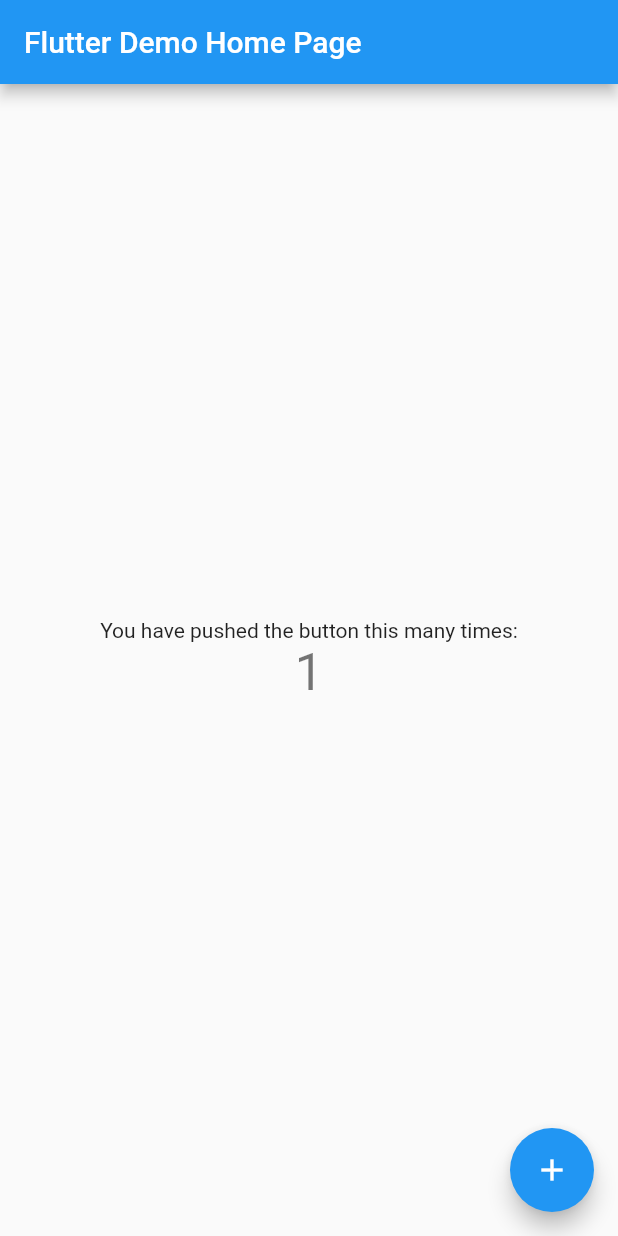
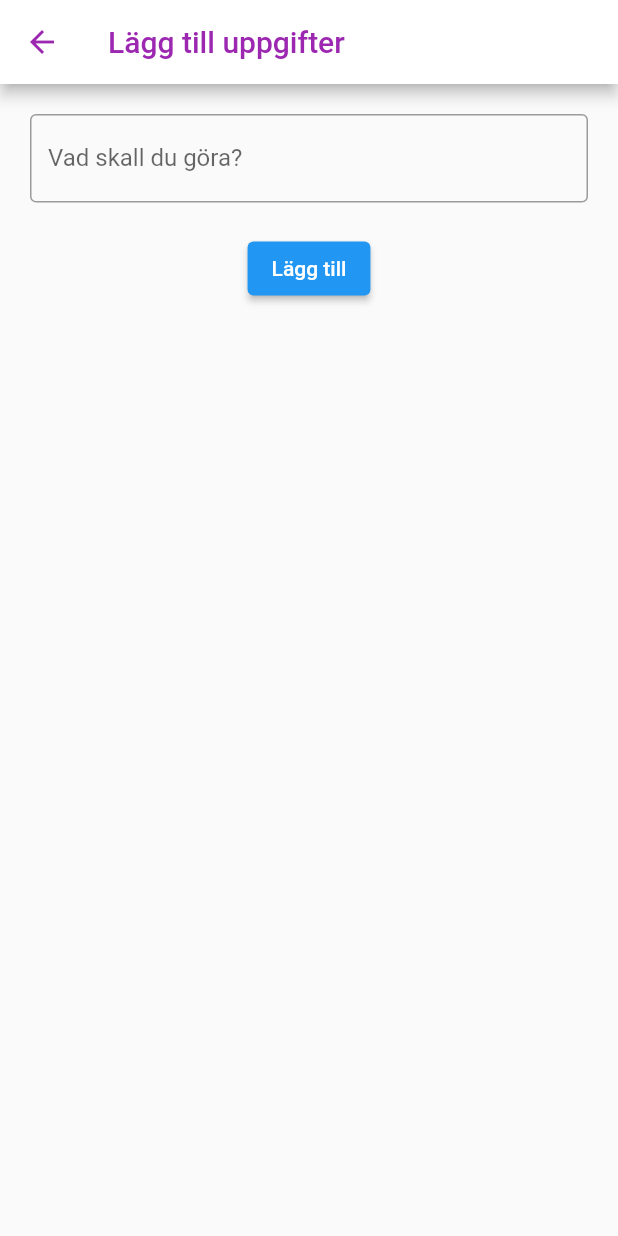
Before and after one commit to gu-tig169-ht21/gussunjoaq, a Flutter app: the screen it shows after launch, after a tap on the "add" icon, on a phone screen of 412 x 824 dp. Run offline on Flutter 3.47's test engine with Material 2 defaults, Android fonts, the phone set to English and light mode, and no system bars.

Commit message:
commit steg1

```diff
--- a/lib/main.dart
+++ b/lib/main.dart
@@ -1,115 +1,136 @@
 import 'package:flutter/material.dart';
 
-void main() {
-  runApp(const MyApp());
+final _lista = <String>[];
+final List<String> _saved = <String>[];
+
+void main() => runApp(const MaterialApp(home: StartSidan()));
+
+class StartSidan extends StatefulWidget {
+  const StartSidan({Key? key}) : super(key: key);
+
+  @override
+  _StartSidanState createState() => _StartSidanState();
 }
 
-class MyApp extends StatelessWidget {
-  const MyApp({Key? key}) : super(key: key);
-
-  // This widget is the root of your application.
+//--------------Första sidan!!!
+class _StartSidanState extends State<StartSidan> {
   @override
   Widget build(BuildContext context) {
-    return MaterialApp(
-      title: 'Flutter Demo',
-      theme: ThemeData(
-        // This is the theme of your application.
-        //
-        // Try running your application with "flutter run". You'll see the
-        // application has a blue toolbar. Then, without quitting the app, try
-        // changing the primarySwatch below to Colors.green and then invoke
-        // "hot reload" (press "r" in the console where you ran "flutter run",
-        // or simply save your changes to "hot reload" in a Flutter IDE).
-        // Notice that the counter didn't reset back to zero; the application
-        // is not restarted.
-        primarySwatch: Colors.blue,
+    return Scaffold(
+      appBar: AppBar(
+        title: const Text('TIG169 Att göra'),
+        backgroundColor: Colors.white,
+        foregroundColor: Colors.purple,
       ),
-      home: const MyHomePage(title: 'Flutter Demo Home Page'),
+      body: lista(),
+      floatingActionButton: FloatingActionButton(
+        //navigator till andra sidan
+        child: const Icon(Icons.add),
+        onPressed: () {
+          Navigator.push(
+            context,
+            MaterialPageRoute(builder: (context) => const AndraSidan()),
+          ).then(
+            (value) => setState(() {}),
+          );
+        },
+      ),
     );
+  }
+
+  Widget byggRad(String pair) {
+    final alreadySaved = _saved.contains(pair);
+    return ListTile(
+        title: Text(
+          pair,
+          style: TextStyle(
+            decoration: alreadySaved ? TextDecoration.lineThrough : null,
+          ),
+        ),
+        leading: Icon(
+          alreadySaved
+              ? Icons.check_circle_outline
+              : Icons.check_circle_outline_outlined,
+          color: alreadySaved ? Colors.green : null,
+        ),
+        trailing: IconButton(
+            icon: const Icon(Icons.delete_outline),
+            onPressed: () {
+              setState(() {
+                _lista.remove(pair);
+              });
+            }),
+        onTap: () {
+          setState(() {
+            if (alreadySaved) {
+              _saved.remove(pair);
+            } else {
+              _saved.add(pair);
+            }
+          });
+        });
+  }
+
+  Widget lista() {
+    //ListView/Listan
+    return ListView.builder(
+        padding: const EdgeInsets.all(16),
+        itemBuilder: (BuildContext _context, int i) {
+          final index = i;
+          if (index < _lista.length) {
+            return byggRad(_lista[index]);
+          } else {
+            return const Divider(
+              color: Colors.white,
+            );
+          }
+        });
   }
 }
 
-class MyHomePage extends StatefulWidget {
-  const MyHomePage({Key? key, required this.title}) : super(key: key);
-
-  // This widget is the home page of your application. It is stateful, meaning
-  // that it has a State object (defined below) that contains fields that affect
-  // how it looks.
-
-  // This class is the configuration for the state. It holds the values (in this
-  // case the title) provided by the parent (in this case the App widget) and
-  // used by the build method of the State. Fields in a Widget subclass are
-  // always marked "final".
-
-  final String title;
+//-------------------Andra Sidan!!!
+class AndraSidan extends StatefulWidget {
+  const AndraSidan({Key? key}) : super(key: key);
 
   @override
-  State<MyHomePage> createState() => _MyHomePageState();
+  _AndraSidanState createState() => _AndraSidanState();
 }
 
-class _MyHomePageState extends State<MyHomePage> {
-  int _counter = 0;
+class _AndraSidanState extends State<AndraSidan> {
+  TextEditingController nameController = TextEditingController();
 
-  void _incrementCounter() {
+  void addItemToList() {
+    //knappen för att lägga till på andra sidan
     setState(() {
-      // This call to setState tells the Flutter framework that something has
-      // changed in this State, which causes it to rerun the build method below
-      // so that the display can reflect the updated values. If we changed
-      // _counter without calling setState(), then the build method would not be
-      // called again, and so nothing would appear to happen.
-      _counter++;
+      _lista.add(nameController.text);
+      nameController.clear();
     });
   }
 
   @override
   Widget build(BuildContext context) {
-    // This method is rerun every time setState is called, for instance as done
-    // by the _incrementCounter method above.
-    //
-    // The Flutter framework has been optimized to make rerunning build methods
-    // fast, so that you can just rebuild anything that needs updating rather
-    // than having to individually change instances of widgets.
     return Scaffold(
-      appBar: AppBar(
-        // Here we take the value from the MyHomePage object that was created by
-        // the App.build method, and use it to set our appbar title.
-        title: Text(widget.title),
-      ),
-      body: Center(
-        // Center is a layout widget. It takes a single child and positions it
-        // in the middle of the parent.
-        child: Column(
-          // Column is also a layout widget. It takes a list of children and
-          // arranges them vertically. By default, it sizes itself to fit its
-          // children horizontally, and tries to be as tall as its parent.
-          //
-          // Invoke "debug painting" (press "p" in the console, choose the
-          // "Toggle Debug Paint" action from the Flutter Inspector in Android
-          // Studio, or the "Toggle Debug Paint" command in Visual Studio Code)
-          // to see the wireframe for each widget.
-          //
-          // Column has various properties to control how it sizes itself and
-          // how it positions its children. Here we use mainAxisAlignment to
-          // center the children vertically; the main axis here is the vertical
-          // axis because Columns are vertical (the cross axis would be
-          // horizontal).
-          mainAxisAlignment: MainAxisAlignment.center,
-          children: <Widget>[
-            const Text(
-              'You have pushed the button this many times:',
+        appBar: AppBar(
+          title: const Text('Lägg till uppgifter'),
+          backgroundColor: Colors.white,
+          foregroundColor: Colors.purple,
+        ),
+        body: Column(children: <Widget>[
+          Padding(
+            padding: const EdgeInsets.all(20),
+            child: TextField(
+              controller: nameController,
+              decoration: const InputDecoration(
+                border: OutlineInputBorder(),
+                labelText: 'Vad skall du göra?',
+              ),
             ),
-            Text(
-              '$_counter',
-              style: Theme.of(context).textTheme.headline4,
-            ),
-          ],
-        ),
-      ),
-      floatingActionButton: FloatingActionButton(
-        onPressed: _incrementCounter,
-        tooltip: 'Increment',
-        child: const Icon(Icons.add),
-      ), // This trailing comma makes auto-formatting nicer for build methods.
-    );
+          ),
+          ElevatedButton(
+              child: const Text('Lägg till'),
+              onPressed: () {
+                addItemToList();
+              })
+        ]));
   }
 }
--- a/pubspec.yaml
+++ b/pubspec.yaml
@@ -1,4 +1,4 @@
-name: my_first_app
+name: tig169_inlamningsuppg
 description: A new Flutter project.
 
 # The following line prevents the package from being accidentally published to
```
Also changed, not shown: pubspec.lock, 12 other files.
